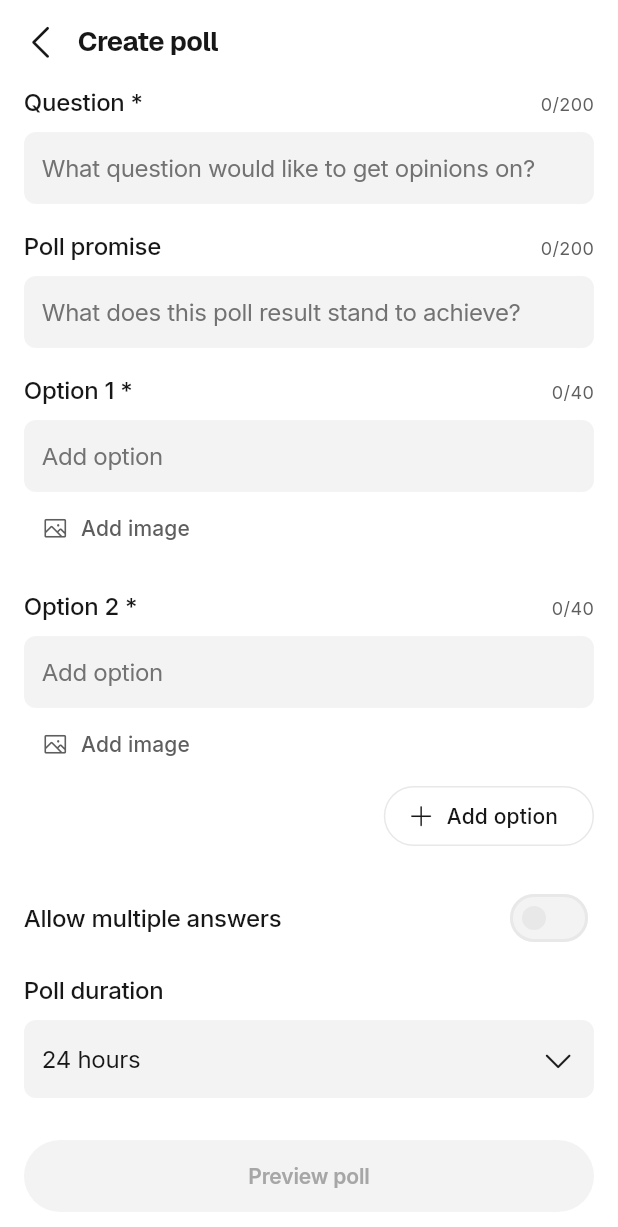
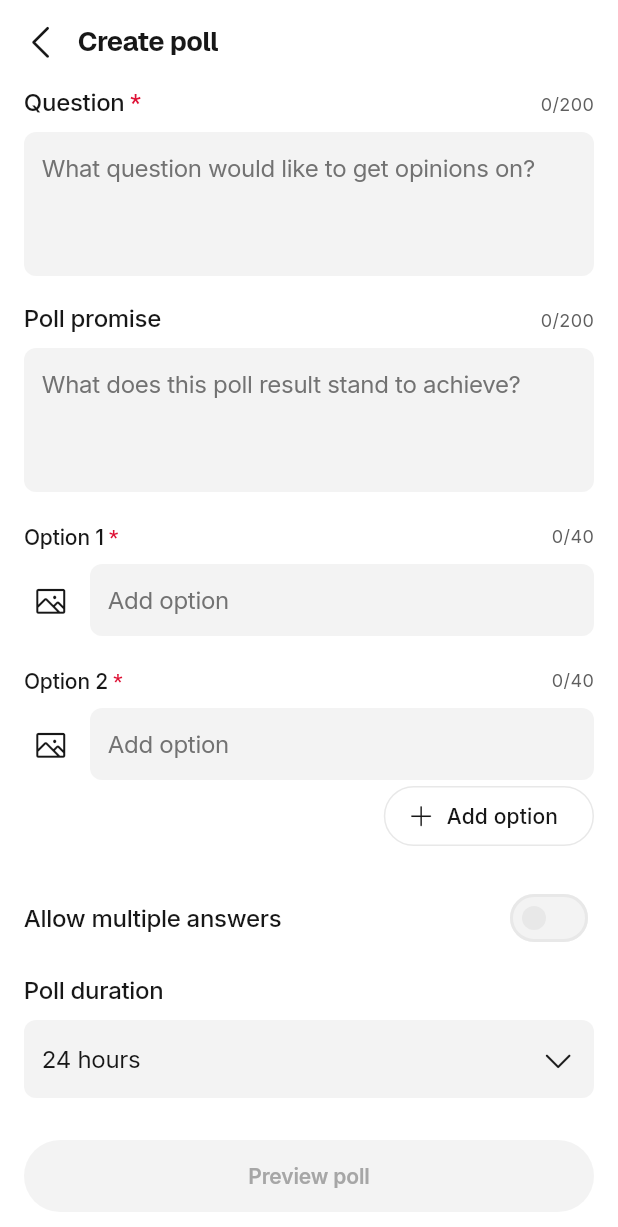
Before and after one commit to Boluwatife07/keys-lite-, a Flutter app: the CreatePollScreen screen opened by its route, on a phone screen of 412 x 824 dp. Shown: the top 1227 px of the screen. Run offline on Flutter 3.47's test engine with Material 3 defaults, Android fonts, the phone set to English and light mode, and no system bars; our stand-ins replace app_links, audioplayers, file_picker, flutter_secure_storage, go_router, image_picker and 5 more; missing offline and left inert: mobile_scanner, path_parsing, record; accounts and stored records are empty; project files that could hold a hidden picture were left out.

Commit message:
Polls audit: create form, option layout, voting rows, vote totals
- Create poll: red required asterisks, 3-line question and promise, option
  label and counter on top with the image button left of the field
- Voting: picked option turns grey, Figma radio and checkbox controls
- Vote totals with thousands separators
- KeysTextField 'required' flag; catalogue test for polls; audit log

Co-Authored-By: Claude Opus 5.5 <noreply@anthropic.com>
Claude-Session: https://claude.ai/code/session_019R59CYW5m8YRrb2WVafjtK

```diff
--- a/app/lib/features/polls/create_poll.dart
+++ b/app/lib/features/polls/create_poll.dart
@@ -119,40 +119,56 @@ class _CreatePollScreenState extends State<CreatePollScreen> {
           ]),
         ),
         body: Column(crossAxisAlignment: CrossAxisAlignment.start, children: [
-          KeysTextField(label: 'Question *', controller: _question, hint: 'What question would like to get opinions on?', maxLength: kQuestionMax, maxLines: 3, onChanged: (_) => setState(() {})),
+          KeysTextField(label: 'Question', required: true, controller: _question, hint: 'What question would like to get opinions on?', maxLength: kQuestionMax, maxLines: 3, minLines: 3, onChanged: (_) => setState(() {})),
           const SizedBox(height: 20),
-          KeysTextField(label: 'Poll promise', controller: _promise, hint: 'What does this poll result stand to achieve?', maxLength: kPromiseMax, maxLines: 3, onChanged: (_) => setState(() {})),
+          KeysTextField(label: 'Poll promise', controller: _promise, hint: 'What does this poll result stand to achieve?', maxLength: kPromiseMax, maxLines: 3, minLines: 3, onChanged: (_) => setState(() {})),
           for (var i = 0; i < _options.length; i++) ...[
             const SizedBox(height: 20),
-            Row(crossAxisAlignment: CrossAxisAlignment.end, children: [
+            // Figma: label and counter across the top, then the image button
+            // left of the field.
+            Row(children: [
+              Expanded(child: Text.rich(TextSpan(text: 'Option ${i + 1}', children: [TextSpan(text: ' *', style: TextStyle(color: KColors.error))]), style: KText.paragraphMedium.copyWith(fontWeight: FontWeight.w500))),
+              ValueListenableBuilder(
+                valueListenable: _options[i].text,
+                builder: (_, v, _) => Text('${v.text.characters.length}/$kOptionMax', style: KText.paragraphSmall.copyWith(color: KColors.textSecondary)),
+              ),
+            ]),
+            const SizedBox(height: 8),
+            Row(crossAxisAlignment: CrossAxisAlignment.start, children: [
+              Padding(
+                padding: const EdgeInsets.only(right: 8, top: 6),
+                child: _options[i].image != null
+                    ? GestureDetector(
+                        onTap: () => _pickImage(_options[i]),
+                        child: ClipRRect(borderRadius: BorderRadius.circular(6), child: Image.memory(_options[i].image!.bytes, width: 36, height: 36, fit: BoxFit.cover)),
+                      )
+                    : SizedBox.square(
+                        dimension: 36,
+                        child: IconButton(
+                          tooltip: 'Add image',
+                          padding: EdgeInsets.zero,
+                          onPressed: () => _pickImage(_options[i]),
+                          icon: Icon(PhosphorIconsRegular.image, size: 24, color: KColors.iconDefault),
+                        ),
+                      ),
+              ),
               Expanded(
                 child: KeysTextField(
-                  label: 'Option ${i + 1} *',
                   controller: _options[i].text,
                   hint: 'Add option',
                   maxLength: kOptionMax,
+                  showCount: false,
                   error: _options[i].error,
                   onChanged: (_) => setState(() => _options[i].error = null),
                   fieldKey: Key('option-$i'),
                 ),
               ),
             ]),
-            Row(children: [
-              if (_options[i].image != null)
-                Padding(
-                  padding: const EdgeInsets.only(top: 8, right: 8),
-                  child: ClipRRect(borderRadius: BorderRadius.circular(6), child: Image.memory(_options[i].image!.bytes, width: 48, height: 48, fit: BoxFit.cover)),
-                ),
-              TextButton.icon(
-                onPressed: () => _pickImage(_options[i]),
-                icon: const Icon(PhosphorIconsRegular.image, size: 18),
-                label: Text(_options[i].image == null ? 'Add image' : 'Change image'),
-                style: TextButton.styleFrom(foregroundColor: KColors.textSecondary),
+            if (_options.length > 2)
+              Align(
+                alignment: Alignment.centerRight,
+                child: TextButton(onPressed: () => setState(() => _options.removeAt(i)), style: TextButton.styleFrom(foregroundColor: KColors.error), child: const Text('Delete')),
               ),
-              const Spacer(),
-              if (_options.length > 2)
-                TextButton(onPressed: () => setState(() => _options.removeAt(i)), style: TextButton.styleFrom(foregroundColor: KColors.error), child: const Text('Delete')),
-            ]),
           ],
           if (_options.length < kOptionsMax)
             Align(
--- a/app/lib/widgets/widgets.dart
+++ b/app/lib/widgets/widgets.dart
@@ -323,6 +323,7 @@ class KeysTextField extends StatefulWidget {
     this.prefixIcon,
     this.showCount = true,
     this.labelNote,
+    this.required = false,
     this.error,
     this.obscure = false,
     this.maxLength,
@@ -348,6 +349,8 @@ class KeysTextField extends StatefulWidget {
   final bool showCount;
   /// Grey text after the label, e.g. " (Optional)".
   final String? labelNote;
+  /// Red asterisk after the label (Figma required field).
+  final bool required;
   final String? error;
   final bool obscure;
   final int? maxLength;
@@ -381,7 +384,7 @@ class _KeysTextFieldState extends State<KeysTextField> {
             padding: const EdgeInsets.only(bottom: 8),
             child: Row(children: [
               // Figma "Input element/Heading": a 20pt row whose 24pt text hangs from the bottom.
-              if (widget.label != null) Expanded(child: SizedBox(height: 20, child: OverflowBox(maxHeight: 24, alignment: Alignment.bottomLeft, child: Text.rich(TextSpan(text: widget.label!, children: [if (widget.labelNote != null) TextSpan(text: widget.labelNote, style: TextStyle(color: KColors.textSecondary))]), style: KText.paragraphMediumLarge)))),
+              if (widget.label != null) Expanded(child: SizedBox(height: 20, child: OverflowBox(maxHeight: 24, alignment: Alignment.bottomLeft, child: Text.rich(TextSpan(text: widget.label!, children: [if (widget.required) TextSpan(text: ' *', style: TextStyle(color: KColors.error)), if (widget.labelNote != null) TextSpan(text: widget.labelNote, style: TextStyle(color: KColors.textSecondary))]), style: KText.paragraphMediumLarge)))),
               if (widget.maxLength != null && widget.showCount)
                 ValueListenableBuilder(
                   valueListenable: widget.controller,
```
Also changed, not shown: app/lib/features/polls/poll_block.dart (+9 -6 lines), 3 other files.
